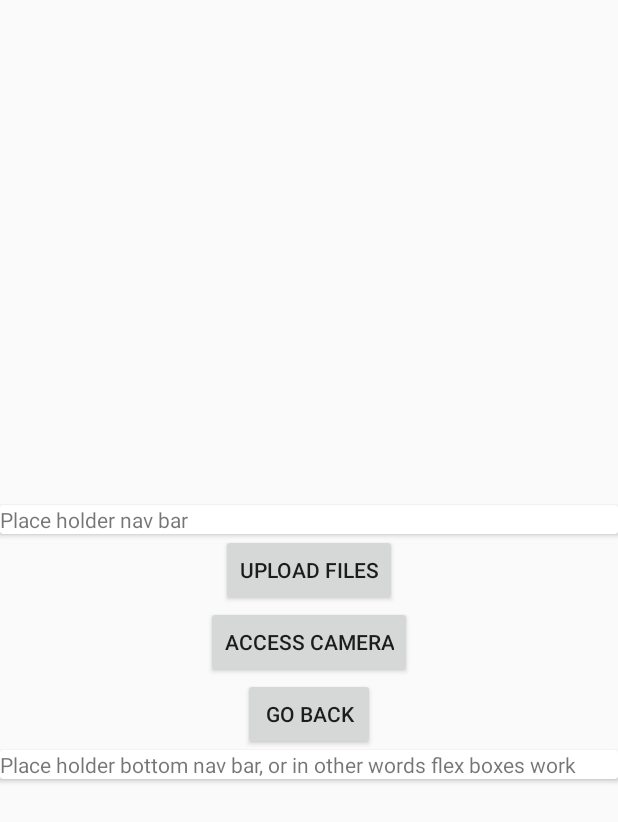
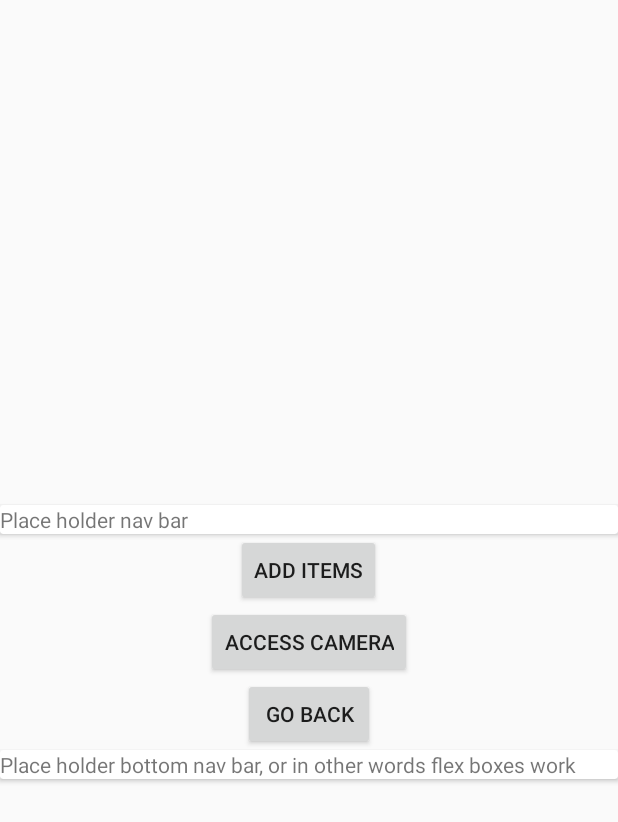
Before and after one commit to AlexMednov/Materialism, an Android app built with Jetpack Compose: the MainPageActivity screen opened directly, with no data from a screen before it, on a phone screen of 412 x 824 dp. Shown: the top 822 px of the screen. Run offline under Robolectric (Android 15) with nearby library versions, the phone set to English and light mode, and no system bars.

Commit message:
Added redirects to page

```diff
--- a/app/src/main/java/com/materialism/MainPageActivity.kt
+++ b/app/src/main/java/com/materialism/MainPageActivity.kt
@@ -14,26 +14,14 @@ class MainPageActivity : ComponentActivity() {
     super.onCreate(savedInstanceState)
     setContentView(R.layout.main_page_activity)
 
-    // Registers a photo picker activity launcher in single-select mode.
-    val pickMedia =
-        registerForActivityResult(ActivityResultContracts.PickVisualMedia()) { uri ->
-          val text = findViewById<View>(R.id.fileUri) as TextView
-          // Callback is invoked after the user selects a media item or closes the
-          // photo picker.
-          if (uri != null) {
-            text.text = uri.toString()
-          } else {
-            text.text = "No media selected"
-          }
-        }
-
-    val uploadFilesButton = findViewById<Button>(R.id.uploadFiles)
+    val addItemButton = findViewById<Button>(R.id.addItems)
     val backButton = findViewById<Button>(R.id.back)
 
-    uploadFilesButton.setOnClickListener(
+    addItemButton.setOnClickListener(
         View.OnClickListener {
-          pickMedia.launch(
-              PickVisualMediaRequest(ActivityResultContracts.PickVisualMedia.ImageOnly))
+            val intent = Intent(this, AddItemActivity::class.java)
+
+            startActivity(intent)
         })
 
     backButton.setOnClickListener(
--- a/app/src/main/res/layout/main_page_activity.xml
+++ b/app/src/main/res/layout/main_page_activity.xml
@@ -30,15 +30,15 @@
         </androidx.cardview.widget.CardView>
 
         <Button
-            android:id="@+id/uploadFiles"
+            android:id="@+id/addItems"
             android:layout_width="wrap_content"
             android:layout_height="wrap_content"
-            android:text="Upload files">
+            android:text="Add items">
 
         </Button>
 
         <Button
-            android:id="@+id/acesCamera"
+            android:id="@+id/accessCamera"
             android:layout_width="wrap_content"
             android:layout_height="wrap_content"
             android:text="Access camera">
```
